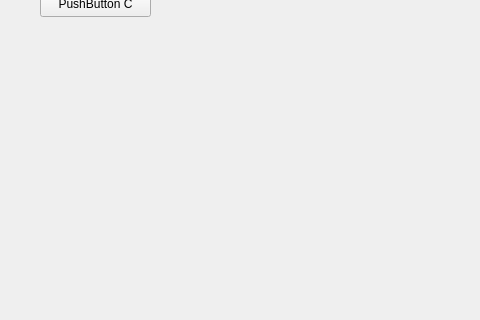
Old version of the form rviz_simple_gui/src/uis/simple_widget.ui in the repository mustang66ytz/fmcg_automation; both pictures show x 0 to 480 and y 130 to 450 of the 980 by 700 pixel window.
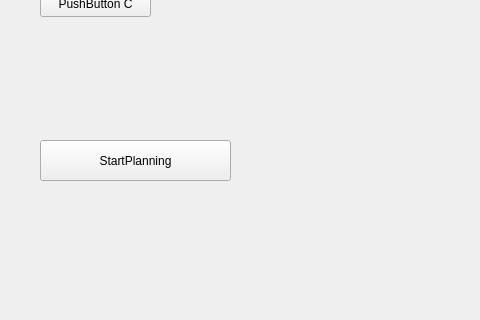
New version of the form.

```diff
--- a/rviz_simple_gui/src/uis/simple_widget.ui
+++ b/rviz_simple_gui/src/uis/simple_widget.ui
@@ -52,6 +52,19 @@
     <string>PushButton C</string>
    </property>
   </widget>
+  <widget class="QPushButton" name="pushButtonPlanning">
+   <property name="geometry">
+    <rect>
+     <x>40</x>
+     <y>270</y>
+     <width>191</width>
+     <height>41</height>
+    </rect>
+   </property>
+   <property name="text">
+    <string>StartPlanning</string>
+   </property>
+  </widget>
  </widget>
  <resources/>
  <connections/>
```
